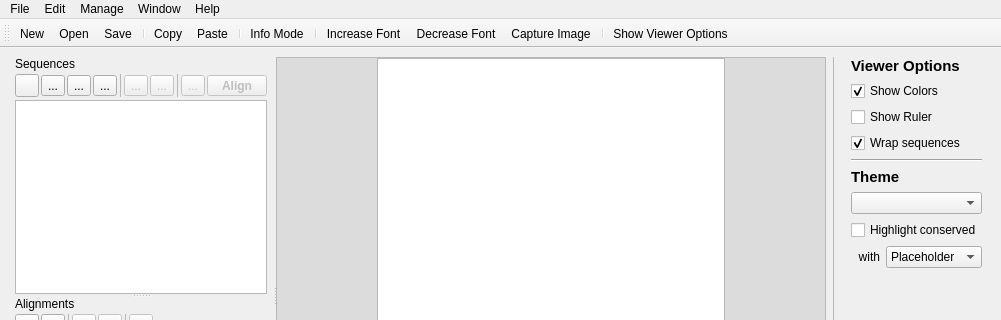
Old version of the form src/linnaeo/linnaeo.ui in the repository beowulfey/Linnaeo; both pictures show x 0 to 1001 and y 0 to 320 of the 1001 by 563 pixel window.
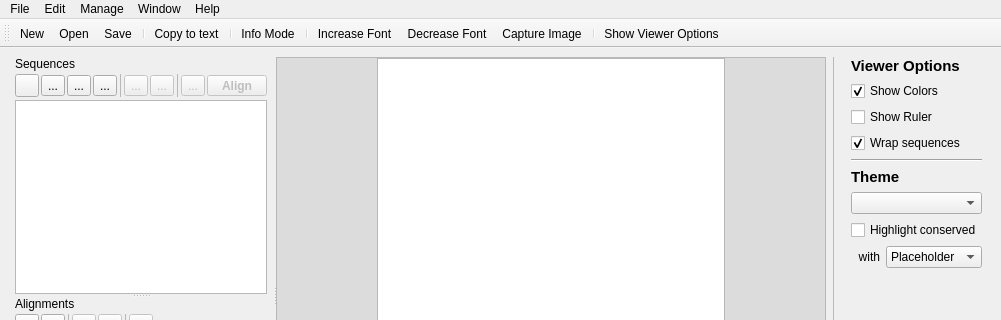
New version of the form. Icons and pictures are not drawn. Custom widgets are drawn as their Qt base class.

What changed in the file:
```diff
--- a/src/linnaeo/linnaeo.ui
+++ b/src/linnaeo/linnaeo.ui
@@ -949,7 +949,6 @@
    <addaction name="actionSave_Workspace"/>
    <addaction name="separator"/>
    <addaction name="actionCopy"/>
-   <addaction name="actionPaste"/>
    <addaction name="separator"/>
    <addaction name="actionInfo_Mode"/>
    <addaction name="separator"/>
@@ -997,7 +996,7 @@
      <normaloff>:/icons/ui/copy.svg</normaloff>:/icons/ui/copy.svg</iconset>
    </property>
    <property name="text">
-    <string>Copy</string>
+    <string>Copy to text</string>
    </property>
    <property name="toolTip">
     <string>Copy highlighted sequences or alignment</string>
```
Left out of the diff: 10 changed lines with no effect on the pictures.
